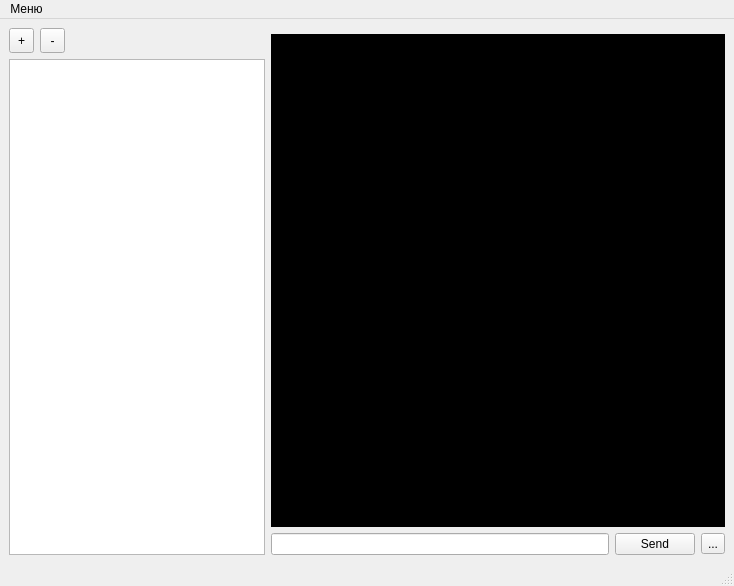
KonstantinKnyaz/chatSystem, file ChatClient/ui/mainwindow.ui: the form before one commit.
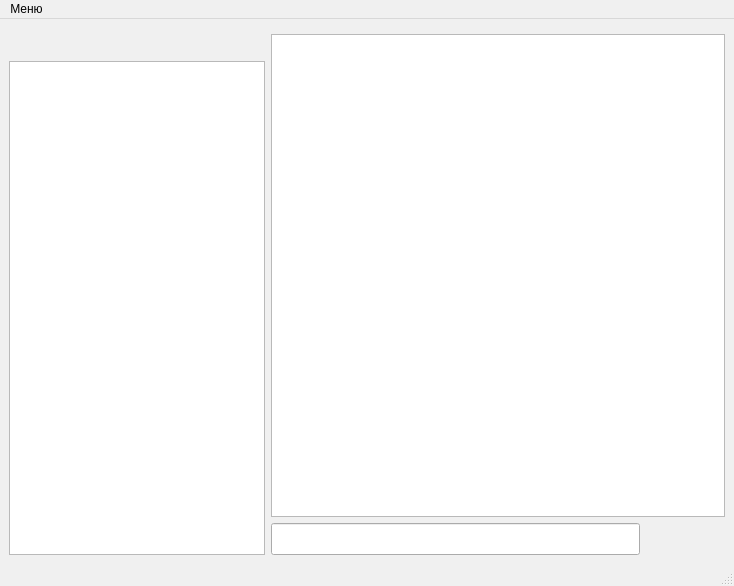
The form after the commit. Icons and pictures are not drawn.

What changed in the file:
```diff
--- a/ChatClient/ui/mainwindow.ui
+++ b/ChatClient/ui/mainwindow.ui
@@ -10,6 +10,421 @@
     <height>586</height>
    </rect>
   </property>
+  <property name="palette">
+   <palette>
+    <active>
+     <colorrole role="WindowText">
+      <brush brushstyle="SolidPattern">
+       <color alpha="255">
+        <red>78</red>
+        <green>254</green>
+        <blue>89</blue>
+       </color>
+      </brush>
+     </colorrole>
+     <colorrole role="Button">
+      <brush brushstyle="SolidPattern">
+       <color alpha="255">
+        <red>35</red>
+        <green>35</green>
+        <blue>35</blue>
+       </color>
+      </brush>
+     </colorrole>
+     <colorrole role="Dark">
+      <brush brushstyle="SolidPattern">
+       <color alpha="255">
+        <red>160</red>
+        <green>160</green>
+        <blue>160</blue>
+       </color>
+      </brush>
+     </colorrole>
+     <colorrole role="Text">
+      <brush brushstyle="SolidPattern">
+       <color alpha="255">
+        <red>85</red>
+        <green>170</green>
+        <blue>255</blue>
+       </color>
+      </brush>
+     </colorrole>
+     <colorrole role="BrightText">
+      <brush brushstyle="SolidPattern">
+       <color alpha="255">
+        <red>255</red>
+        <green>255</green>
+        <blue>255</blue>
+       </color>
+      </brush>
+     </colorrole>
+     <colorrole role="ButtonText">
+      <brush brushstyle="SolidPattern">
+       <color alpha="255">
+        <red>0</red>
+        <green>170</green>
+        <blue>255</blue>
+       </color>
+      </brush>
+     </colorrole>
+     <colorrole role="Base">
+      <brush brushstyle="SolidPattern">
+       <color alpha="255">
+        <red>63</red>
+        <green>63</green>
+        <blue>63</blue>
+       </color>
+      </brush>
+     </colorrole>
+     <colorrole role="Window">
+      <brush brushstyle="SolidPattern">
+       <color alpha="255">
+        <red>85</red>
+        <green>85</green>
+        <blue>127</blue>
+       </color>
+      </brush>
+     </colorrole>
+     <colorrole role="HighlightedText">
+      <brush brushstyle="SolidPattern">
+       <color alpha="255">
+        <red>255</red>
+        <green>255</green>
+        <blue>255</blue>
+       </color>
+      </brush>
+     </colorrole>
+     <colorrole role="Link">
+      <brush brushstyle="SolidPattern">
+       <color alpha="255">
+        <red>116</red>
+        <green>255</green>
+        <blue>160</blue>
+       </color>
+      </brush>
+     </colorrole>
+     <colorrole role="LinkVisited">
+      <brush brushstyle="SolidPattern">
+       <color alpha="255">
+        <red>85</red>
+        <green>0</green>
+        <blue>255</blue>
+       </color>
+      </brush>
+     </colorrole>
+     <colorrole role="AlternateBase">
+      <brush brushstyle="SolidPattern">
+       <color alpha="255">
+        <red>42</red>
+        <green>42</green>
+        <blue>42</blue>
+       </color>
+      </brush>
+     </colorrole>
+     <colorrole role="ToolTipBase">
+      <brush brushstyle="SolidPattern">
+       <color alpha="255">
+        <red>63</red>
+        <green>63</green>
+        <blue>63</blue>
+       </color>
+      </brush>
+     </colorrole>
+     <colorrole role="ToolTipText">
+      <brush brushstyle="SolidPattern">
+       <color alpha="255">
+        <red>255</red>
+        <green>255</green>
+        <blue>255</blue>
+       </color>
+      </brush>
+     </colorrole>
+     <colorrole role="PlaceholderText">
+      <brush brushstyle="SolidPattern">
+       <color alpha="128">
+        <red>0</red>
+        <green>0</green>
+        <blue>0</blue>
+       </color>
+      </brush>
+     </colorrole>
+    </active>
+    <inactive>
+     <colorrole role="WindowText">
+      <brush brushstyle="SolidPattern">
+       <color alpha="255">
+        <red>0</red>
+        <green>0</green>
+        <blue>0</blue>
+       </color>
+      </brush>
+     </colorrole>
+     <colorrole role="Button">
+      <brush brushstyle="SolidPattern">
+       <color alpha="255">
+        <red>240</red>
+        <green>240</green>
+        <blue>240</blue>
+       </color>
+      </brush>
+     </colorrole>
+     <colorrole role="Dark">
+      <brush brushstyle="SolidPattern">
+       <color alpha="255">
+        <red>160</red>
+        <green>160</green>
+        <blue>160</blue>
+       </color>
+      </brush>
+     </colorrole>
+     <colorrole role="Text">
+      <brush brushstyle="SolidPattern">
+       <color alpha="255">
+        <red>0</red>
+        <green>0</green>
+        <blue>0</blue>
+       </color>
+      </brush>
+     </colorrole>
+     <colorrole role="BrightText">
+      <brush brushstyle="SolidPattern">
+       <color alpha="255">
+        <red>255</red>
+        <green>255</green>
+        <blue>255</blue>
+       </color>
+      </brush>
+     </colorrole>
+     <colorrole role="ButtonText">
+      <brush brushstyle="SolidPattern">
+       <color alpha="255">
+        <red>0</red>
+        <green>0</green>
+        <blue>0</blue>
+       </color>
+      </brush>
+     </colorrole>
+     <colorrole role="Base">
+      <brush brushstyle="SolidPattern">
+       <color alpha="255">
+        <red>255</red>
+        <green>255</green>
+        <blue>255</blue>
+       </color>
+      </brush>
+     </colorrole>
+     <colorrole role="Window">
+      <brush brushstyle="SolidPattern">
+       <color alpha="255">
+        <red>240</red>
+        <green>240</green>
+        <blue>240</blue>
+       </color>
+      </brush>
+     </colorrole>
+     <colorrole role="HighlightedText">
+      <brush brushstyle="SolidPattern">
+       <color alpha="255">
+        <red>0</red>
+        <green>0</green>
+        <blue>0</blue>
+       </color>
+      </brush>
+     </colorrole>
+     <colorrole role="Link">
+      <brush brushstyle="SolidPattern">
+       <color alpha="255">
+        <red>0</red>
+        <green>0</green>
+        <blue>255</blue>
+       </color>
+      </brush>
+     </colorrole>
+     <colorrole role="LinkVisited">
+      <brush brushstyle="SolidPattern">
+       <color alpha="255">
+        <red>255</red>
+        <green>0</green>
+        <blue>255</blue>
+       </color>
+      </brush>
+     </colorrole>
+     <colorrole role="AlternateBase">
+      <brush brushstyle="SolidPattern">
+       <color alpha="255">
+        <red>245</red>
+        <green>245</green>
+        <blue>245</blue>
+       </color>
+      </brush>
+     </colorrole>
+     <colorrole role="ToolTipBase">
+      <brush brushstyle="SolidPattern">
+       <color alpha="255">
+        <red>255</red>
+        <green>255</green>
+        <blue>220</blue>
+       </color>
+      </brush>
+     </colorrole>
+     <colorrole role="ToolTipText">
+      <brush brushstyle="SolidPattern">
+       <color alpha="255">
+        <red>0</red>
+        <green>0</green>
+        <blue>0</blue>
+       </color>
+      </brush>
+     </colorrole>
+     <colorrole role="PlaceholderText">
+      <brush brushstyle="SolidPattern">
+       <color alpha="128">
+        <red>0</red>
+        <green>0</green>
+        <blue>0</blue>
+       </color>
+      </brush>
+     </colorrole>
+    </inactive>
+    <disabled>
+     <colorrole role="WindowText">
+      <brush brushstyle="SolidPattern">
+       <color alpha="255">
+        <red>78</red>
+        <green>254</green>
+        <blue>89</blue>
+       </color>
+      </brush>
+     </colorrole>
+     <colorrole role="Button">
+      <brush brushstyle="SolidPattern">
+       <color alpha="255">
+        <red>35</red>
+        <green>35</green>
+        <blue>35</blue>
+       </color>
+      </brush>
+     </colorrole>
+     <colorrole role="Dark">
+      <brush brushstyle="SolidPattern">
+       <color alpha="255">
+        <red>160</red>
+        <green>160</green>
+        <blue>160</blue>
+       </color>
+      </brush>
+     </colorrole>
+     <colorrole role="Text">
+      <brush brushstyle="SolidPattern">
+       <color alpha="255">
+        <red>85</red>
+        <green>170</green>
+        <blue>255</blue>
+       </color>
+      </brush>
+     </colorrole>
+     <colorrole role="BrightText">
+      <brush brushstyle="SolidPattern">
+       <color alpha="255">
+        <red>255</red>
+        <green>255</green>
+        <blue>255</blue>
+       </color>
+      </brush>
+     </colorrole>
+     <colorrole role="ButtonText">
+      <brush brushstyle="SolidPattern">
+       <color alpha="255">
+        <red>0</red>
+        <green>170</green>
+        <blue>255</blue>
+       </color>
+      </brush>
+     </colorrole>
+     <colorrole role="Base">
+      <brush brushstyle="SolidPattern">
+       <color alpha="255">
+        <red>63</red>
+        <green>63</green>
+        <blue>63</blue>
+       </color>
+      </brush>
+     </colorrole>
+     <colorrole role="Window">
+      <brush brushstyle="SolidPattern">
+       <color alpha="255">
+        <red>85</red>
+        <green>85</green>
+        <blue>127</blue>
+       </color>
+      </brush>
+     </colorrole>
+     <colorrole role="HighlightedText">
+      <brush brushstyle="SolidPattern">
+       <color alpha="255">
+        <red>255</red>
+        <green>255</green>
+        <blue>255</blue>
+       </color>
+      </brush>
+     </colorrole>
+     <colorrole role="Link">
+      <brush brushstyle="SolidPattern">
+       <color alpha="255">
+        <red>0</red>
+        <green>0</green>
+        <blue>255</blue>
+       </color>
+      </brush>
+     </colorrole>
+     <colorrole role="LinkVisited">
+      <brush brushstyle="SolidPattern">
+       <color alpha="255">
+        <red>255</red>
+        <green>0</green>
+        <blue>255</blue>
+       </color>
+      </brush>
+     </colorrole>
+     <colorrole role="AlternateBase">
+      <brush brushstyle="SolidPattern">
+       <color alpha="255">
+        <red>245</red>
+        <green>245</green>
+        <blue>245</blue>
+       </color>
+      </brush>
+     </colorrole>
+     <colorrole role="ToolTipBase">
+      <brush brushstyle="SolidPattern">
+       <color alpha="255">
+        <red>255</red>
+        <green>255</green>
+        <blue>220</blue>
+       </color>
+      </brush>
+     </colorrole>
+     <colorrole role="ToolTipText">
+      <brush brushstyle="SolidPattern">
+       <color alpha="255">
+        <red>0</red>
+        <green>0</green>
+        <blue>0</blue>
+       </color>
+      </brush>
+     </colorrole>
+     <colorrole role="PlaceholderText">
+      <brush brushstyle="SolidPattern">
+       <color alpha="128">
+        <red>0</red>
+        <green>0</green>
+        <blue>0</blue>
+       </color>
+      </brush>
+     </colorrole>
+    </disabled>
+   </palette>
+  </property>
   <property name="windowTitle">
    <string>MainWindow</string>
   </property>
@@ -44,7 +459,20 @@
            </size>
           </property>
           <property name="text">
-           <string>+</string>
+           <string/>
+          </property>
+          <property name="icon">
+           <iconset resource="../Icons.qrc">
+            <normaloff>:/icons/resources/plus.ico</normaloff>:/icons/resources/plus.ico</iconset>
+          </property>
+          <property name="iconSize">
+           <size>
+            <width>20</width>
+            <height>20</height>
+           </size>
+          </property>
+          <property name="autoRaise">
+           <bool>true</bool>
           </property>
          </widget>
         </item>
@@ -57,7 +485,20 @@
            </size>
           </property>
           <property name="text">
-           <string>-</string>
+           <string/>
+          </property>
+          <property name="icon">
+           <iconset resource="../Icons.qrc">
+            <normaloff>:/icons/resources/minus.ico</normaloff>:/icons/resources/minus.ico</iconset>
+          </property>
+          <property name="iconSize">
+           <size>
+            <width>20</width>
+            <height>20</height>
+           </size>
+          </property>
+          <property name="autoRaise">
+           <bool>true</bool>
           </property>
          </widget>
         </item>
@@ -67,25 +508,491 @@
     </item>
     <item row="2" column="2">
      <widget class="QPushButton" name="sendBtn">
+      <property name="minimumSize">
+       <size>
+        <width>32</width>
+        <height>32</height>
+       </size>
+      </property>
+      <property name="styleSheet">
+       <string notr="true"/>
+      </property>
       <property name="text">
-       <string>Send</string>
+       <string/>
+      </property>
+      <property name="icon">
+       <iconset resource="../Icons.qrc">
+        <normaloff>:/icons/resources/ic-send_97591.ico</normaloff>:/icons/resources/ic-send_97591.ico</iconset>
+      </property>
+      <property name="iconSize">
+       <size>
+        <width>25</width>
+        <height>25</height>
+       </size>
+      </property>
+      <property name="flat">
+       <bool>true</bool>
       </property>
      </widget>
     </item>
     <item row="2" column="3">
      <widget class="QToolButton" name="addFile">
+      <property name="minimumSize">
+       <size>
+        <width>32</width>
+        <height>32</height>
+       </size>
+      </property>
+      <property name="styleSheet">
+       <string notr="true"/>
+      </property>
       <property name="text">
-       <string>...</string>
+       <string/>
+      </property>
+      <property name="icon">
+       <iconset resource="../Icons.qrc">
+        <normaloff>:/icons/resources/download_folder_file_icon.ico</normaloff>:/icons/resources/download_folder_file_icon.ico</iconset>
+      </property>
+      <property name="iconSize">
+       <size>
+        <width>25</width>
+        <height>25</height>
+       </size>
+      </property>
+      <property name="autoRaise">
+       <bool>true</bool>
       </property>
      </widget>
     </item>
     <item row="2" column="1">
-     <widget class="QLineEdit" name="msgLine"/>
+     <widget class="QLineEdit" name="msgLine">
+      <property name="minimumSize">
+       <size>
+        <width>0</width>
+        <height>32</height>
+       </size>
+      </property>
+     </widget>
     </item>
     <item row="1" column="1" colspan="3">
      <widget class="QTextBrowser" name="textBox">
+      <property name="palette">
+       <palette>
+        <active>
+         <colorrole role="WindowText">
+          <brush brushstyle="SolidPattern">
+           <color alpha="255">
+            <red>0</red>
+            <green>0</green>
+            <blue>0</blue>
+           </color>
+          </brush>
+         </colorrole>
+         <colorrole role="Button">
+          <brush brushstyle="SolidPattern">
+           <color alpha="255">
+            <red>35</red>
+            <green>35</green>
+            <blue>35</blue>
+           </color>
+          </brush>
+         </colorrole>
+         <colorrole role="Dark">
+          <brush brushstyle="SolidPattern">
+           <color alpha="255">
+            <red>160</red>
+            <green>160</green>
+            <blue>160</blue>
+           </color>
+          </brush>
+         </colorrole>
+         <colorrole role="Text">
+          <brush brushstyle="SolidPattern">
+           <color alpha="255">
+            <red>85</red>
+            <green>170</green>
+            <blue>255</blue>
+           </color>
+          </brush>
+         </colorrole>
+         <colorrole role="BrightText">
+          <brush brushstyle="SolidPattern">
+           <color alpha="255">
+            <red>255</red>
+            <green>255</green>
+            <blue>255</blue>
+           </color>
+          </brush>
+         </colorrole>
+         <colorrole role="ButtonText">
+          <brush brushstyle="SolidPattern">
+           <color alpha="255">
+            <red>0</red>
+            <green>170</green>
+            <blue>255</blue>
+           </color>
+          </brush>
+         </colorrole>
+         <colorrole role="Base">
+          <brush brushstyle="SolidPattern">
+           <color alpha="255">
+            <red>63</red>
+            <green>63</green>
+            <blue>63</blue>
+           </color>
+          </brush>
+         </colorrole>
+         <colorrole role="Window">
+          <brush brushstyle="SolidPattern">
+           <color alpha="255">
+            <red>85</red>
+            <green>85</green>
+            <blue>127</blue>
+           </color>
+          </brush>
+         </colorrole>
+         <colorrole role="HighlightedText">
+          <brush brushstyle="SolidPattern">
+           <color alpha="255">
+            <red>255</red>
+            <green>255</green>
+            <blue>255</blue>
+           </color>
+          </brush>
+         </colorrole>
+         <colorrole role="Link">
+          <brush brushstyle="SolidPattern">
+           <color alpha="255">
+            <red>116</red>
+            <green>255</green>
+            <blue>160</blue>
+           </color>
+          </brush>
+         </colorrole>
+         <colorrole role="LinkVisited">
+          <brush brushstyle="SolidPattern">
+           <color alpha="255">
+            <red>85</red>
+            <green>0</green>
+            <blue>255</blue>
+           </color>
+          </brush>
+         </colorrole>
+         <colorrole role="AlternateBase">
+          <brush brushstyle="SolidPattern">
+           <color alpha="255">
+            <red>42</red>
+            <green>42</green>
+            <blue>42</blue>
+           </color>
+          </brush>
+         </colorrole>
+         <colorrole role="ToolTipBase">
+          <brush brushstyle="SolidPattern">
+           <color alpha="255">
+            <red>63</red>
+            <green>63</green>
+            <blue>63</blue>
+           </color>
+          </brush>
+         </colorrole>
+         <colorrole role="ToolTipText">
+          <brush brushstyle="SolidPattern">
+           <color alpha="255">
+            <red>255</red>
+            <green>255</green>
+            <blue>255</blue>
+           </color>
+          </brush>
+         </colorrole>
+         <colorrole role="PlaceholderText">
+          <brush brushstyle="SolidPattern">
+           <color alpha="128">
+            <red>255</red>
+            <green>255</green>
+            <blue>255</blue>
+           </color>
+          </brush>
+         </colorrole>
+        </active>
+        <inactive>
+         <colorrole role="WindowText">
+          <brush brushstyle="SolidPattern">
+           <color alpha="255">
+            <red>0</red>
+            <green>0</green>
+            <blue>0</blue>
+           </color>
+          </brush>
+         </colorrole>
+         <colorrole role="Button">
+          <brush brushstyle="SolidPattern">
+           <color alpha="255">
+            <red>240</red>
+            <green>240</green>
+            <blue>240</blue>
+           </color>
+          </brush>
+         </colorrole>
+         <colorrole role="Dark">
+          <brush brushstyle="SolidPattern">
+           <color alpha="255">
+            <red>160</red>
+            <green>160</green>
+            <blue>160</blue>
+           </color>
+          </brush>
+         </colorrole>
+         <colorrole role="Text">
+          <brush brushstyle="SolidPattern">
+           <color alpha="255">
+            <red>0</red>
+            <green>0</green>
+            <blue>0</blue>
+           </color>
+          </brush>
+         </colorrole>
+         <colorrole role="BrightText">
+          <brush brushstyle="SolidPattern">
+           <color alpha="255">
+            <red>255</red>
+            <green>255</green>
+            <blue>255</blue>
+           </color>
+          </brush>
+         </colorrole>
+         <colorrole role="ButtonText">
+          <brush brushstyle="SolidPattern">
+           <color alpha="255">
+            <red>0</red>
+            <green>0</green>
+            <blue>0</blue>
+           </color>
+          </brush>
+         </colorrole>
+         <colorrole role="Base">
+          <brush brushstyle="SolidPattern">
+           <color alpha="255">
+            <red>255</red>
+            <green>255</green>
+            <blue>255</blue>
+           </color>
+          </brush>
+         </colorrole>
+         <colorrole role="Window">
+          <brush brushstyle="SolidPattern">
+           <color alpha="255">
+            <red>240</red>
+            <green>240</green>
+            <blue>240</blue>
+           </color>
+          </brush>
+         </colorrole>
+         <colorrole role="HighlightedText">
+          <brush brushstyle="SolidPattern">
+           <color alpha="255">
+            <red>0</red>
+            <green>0</green>
+            <blue>0</blue>
+           </color>
+          </brush>
+         </colorrole>
+         <colorrole role="Link">
+          <brush brushstyle="SolidPattern">
+           <color alpha="255">
+            <red>0</red>
+            <green>0</green>
+            <blue>255</blue>
+           </color>
+          </brush>
+         </colorrole>
+         <colorrole role="LinkVisited">
+          <brush brushstyle="SolidPattern">
+           <color alpha="255">
+            <red>255</red>
+            <green>0</green>
+            <blue>255</blue>
+           </color>
+          </brush>
+         </colorrole>
+         <colorrole role="AlternateBase">
+          <brush brushstyle="SolidPattern">
+           <color alpha="255">
+            <red>245</red>
+            <green>245</green>
+            <blue>245</blue>
+           </color>
+          </brush>
+         </colorrole>
+         <colorrole role="ToolTipBase">
+          <brush brushstyle="SolidPattern">
+           <color alpha="255">
+            <red>255</red>
+            <green>255</green>
+            <blue>220</blue>
+           </color>
+          </brush>
+         </colorrole>
+         <colorrole role="ToolTipText">
+          <brush brushstyle="SolidPattern">
+           <color alpha="255">
+            <red>0</red>
+            <green>0</green>
+            <blue>0</blue>
+           </color>
+          </brush>
+         </colorrole>
+         <colorrole role="PlaceholderText">
+          <brush brushstyle="SolidPattern">
+           <color alpha="128">
+            <red>0</red>
+            <green>0</green>
+            <blue>0</blue>
+           </color>
+          </brush>
+         </colorrole>
+        </inactive>
+        <disabled>
+         <colorrole role="WindowText">
+          <brush brushstyle="SolidPattern">
+           <color alpha="255">
+            <red>120</red>
+            <green>120</green>
+            <blue>120</blue>
+           </color>
+          </brush>
+         </colorrole>
+         <colorrole role="Button">
+          <brush brushstyle="SolidPattern">
+           <color alpha="255">
+            <red>35</red>
+            <green>35</green>
+            <blue>35</blue>
+           </color>
+          </brush>
+         </colorrole>
+         <colorrole role="Dark">
+          <brush brushstyle="SolidPattern">
+           <color alpha="255">
+            <red>160</red>
+            <green>160</green>
+            <blue>160</blue>
+           </color>
+          </brush>
+         </colorrole>
+         <colorrole role="Text">
+          <brush brushstyle="SolidPattern">
+           <color alpha="255">
+            <red>120</red>
+            <green>120</green>
+            <blue>120</blue>
+           </color>
+          </brush>
+         </colorrole>
+         <colorrole role="BrightText">
+          <brush brushstyle="SolidPattern">
+           <color alpha="255">
+            <red>255</red>
+            <green>255</green>
+            <blue>255</blue>
+           </color>
+          </brush>
+         </colorrole>
+         <colorrole role="ButtonText">
+          <brush brushstyle="SolidPattern">
+           <color alpha="255">
+            <red>120</red>
+            <green>120</green>
+            <blue>120</blue>
+           </color>
+          </brush>
+         </colorrole>
+         <colorrole role="Base">
+          <brush brushstyle="SolidPattern">
+           <color alpha="255">
+            <red>240</red>
+            <green>240</green>
+            <blue>240</blue>
+           </color>
+          </brush>
+         </colorrole>
+         <colorrole role="Window">
+          <brush brushstyle="SolidPattern">
+           <color alpha="255">
+            <red>240</red>
+            <green>240</green>
+            <blue>240</blue>
+           </color>
+          </brush>
+         </colorrole>
+         <colorrole role="HighlightedText">
+          <brush brushstyle="SolidPattern">
+           <color alpha="255">
+            <red>255</red>
+            <green>255</green>
+            <blue>255</blue>
+           </color>
+          </brush>
+         </colorrole>
+         <colorrole role="Link">
+          <brush brushstyle="SolidPattern">
+           <color alpha="255">
+            <red>0</red>
+            <green>0</green>
+            <blue>255</blue>
+           </color>
+          </brush>
+         </colorrole>
+         <colorrole role="LinkVisited">
+          <brush brushstyle="SolidPattern">
+           <color alpha="255">
+            <red>255</red>
+            <green>0</green>
+            <blue>255</blue>
+           </color>
+          </brush>
+         </colorrole>
+         <colorrole role="AlternateBase">
+          <brush brushstyle="SolidPattern">
+           <color alpha="255">
+            <red>245</red>
+            <green>245</green>
+            <blue>245</blue>
+           </color>
+          </brush>
+         </colorrole>
+         <colorrole role="ToolTipBase">
+          <brush brushstyle="SolidPattern">
+           <color alpha="255">
+            <red>255</red>
+            <green>255</green>
+            <blue>220</blue>
+           </color>
+          </brush>
+         </colorrole>
+         <colorrole role="ToolTipText">
+          <brush brushstyle="SolidPattern">
+           <color alpha="255">
+            <red>0</red>
+            <green>0</green>
+            <blue>0</blue>
+           </color>
+          </brush>
+         </colorrole>
+         <colorrole role="PlaceholderText">
+          <brush brushstyle="SolidPattern">
+           <color alpha="128">
+            <red>0</red>
+            <green>0</green>
+            <blue>0</blue>
+           </color>
+          </brush>
+         </colorrole>
+        </disabled>
+       </palette>
+      </property>
       <property name="styleSheet">
-       <string notr="true">background-color: rgb(0, 0, 0);</string>
+       <string notr="true"/>
       </property>
      </widget>
     </item>
```
Left out of the diff: 8 changed lines with no effect on the pictures.
